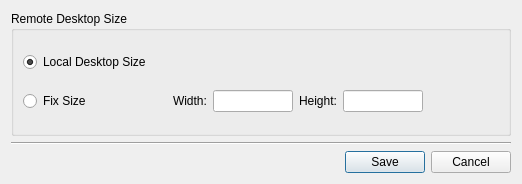
Old version of the form woterm/qwosessionrdpproperty.ui in the repository aoyiduo/woterm.
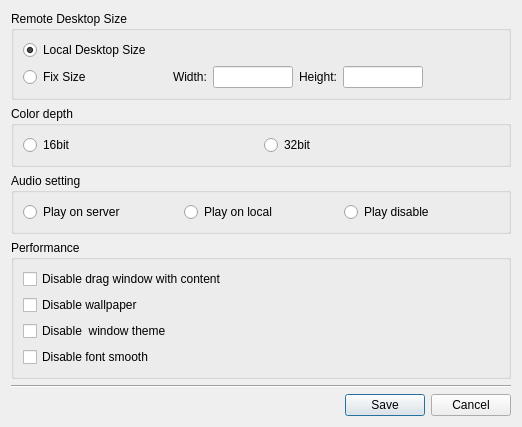
New version of the form.

Commit message: v9.28.1 1.修复任务栏的浮动窗口的图标，使其不随皮肤变化而变化。 2.修复苹果下浮动窗口全屏退出时，浮动窗口可能无法退出的问题。 3.选项卡增加全屏菜单入口。 4.重构微软远程桌面模块，Window版支持窗口文件复制粘贴及语音播放。

Diff of the .ui file:
```diff
--- a/woterm/qwosessionrdpproperty.ui
+++ b/woterm/qwosessionrdpproperty.ui
@@ -7,7 +7,7 @@
     <x>0</x>
     <y>0</y>
     <width>518</width>
-    <height>184</height>
+    <height>372</height>
    </rect>
   </property>
   <property name="windowTitle">
@@ -114,6 +114,96 @@
      </layout>
     </widget>
    </item>
+   <item>
+    <widget class="QGroupBox" name="groupBox">
+     <property name="title">
+      <string>Color depth</string>
+     </property>
+     <layout class="QHBoxLayout" name="horizontalLayout_3">
+      <item>
+       <widget class="QRadioButton" name="rad16Bit">
+        <property name="text">
+         <string>16bit</string>
+        </property>
+       </widget>
+      </item>
+      <item>
+       <widget class="QRadioButton" name="rad32Bit">
+        <property name="text">
+         <string>32bit</string>
+        </property>
+       </widget>
+      </item>
+     </layout>
+    </widget>
+   </item>
+   <item>
+    <widget class="QGroupBox" name="groupBox_4">
+     <property name="title">
+      <string>Audio setting</string>
+     </property>
+     <layout class="QHBoxLayout" name="horizontalLayout_6">
+      <item>
+       <widget class="QRadioButton" name="radPlayServer">
+        <property name="text">
+         <string>Play on server</string>
+        </property>
+       </widget>
+      </item>
+      <item>
+       <widget class="QRadioButton" name="radPlayLocal">
+        <property name="text">
+         <string>Play on local</string>
+        </property>
+       </widget>
+      </item>
+      <item>
+       <widget class="QRadioButton" name="radPlayDisable">
+        <property name="text">
+         <string>Play disable</string>
+        </property>
+       </widget>
+      </item>
+     </layout>
+    </widget>
+   </item>
+   <item>
+    <widget class="QGroupBox" name="groupBox_3">
+     <property name="title">
+      <string>Performance</string>
+     </property>
+     <layout class="QVBoxLayout" name="verticalLayout_2">
+      <item>
+       <widget class="QCheckBox" name="chkDragContent">
+        <property name="text">
+         <string>Disable drag window with content</string>
+        </property>
+       </widget>
+      </item>
+      <item>
+       <widget class="QCheckBox" name="chkWallpaper">
+        <property name="text">
+         <string>Disable wallpaper</string>
+        </property>
+       </widget>
+      </item>
+      <item>
+       <widget class="QCheckBox" name="chkTheme">
+        <property name="text">
+         <string>Disable  window theme</string>
+        </property>
+       </widget>
+      </item>
+      <item>
+       <widget class="QCheckBox" name="chkFontSmooth">
+        <property name="text">
+         <string>Disable font smooth</string>
+        </property>
+       </widget>
+      </item>
+     </layout>
+    </widget>
+   </item>
    <item>
     <widget class="Line" name="line">
      <property name="minimumSize">
```
The commit also changes 27 other files.
